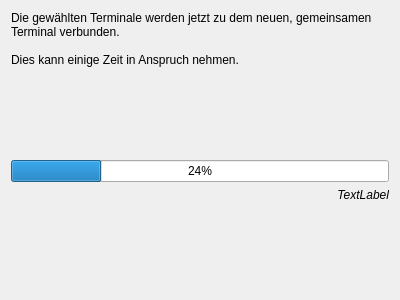
Before: the Qt Designer form simon/src/simonmodelmanagementui/MergeTerminals/mergeterminalsworkingpage.ui in KDE/simon, drawn with Qt 5.
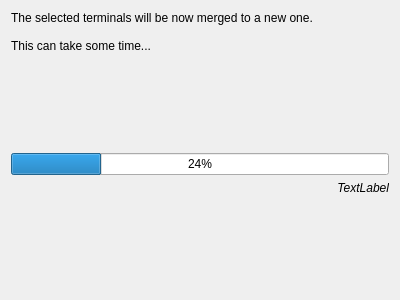
After: the same form once the commit is applied.

Patch:
```diff
--- a/simon/src/simonmodelmanagementui/MergeTerminals/mergeterminalsworkingpage.ui
+++ b/simon/src/simonmodelmanagementui/MergeTerminals/mergeterminalsworkingpage.ui
@@ -16,9 +16,9 @@
    <item>
     <widget class="QLabel" name="lbDesc" >
      <property name="text" >
-      <string>Die gewählten Terminale werden jetzt zu dem neuen, gemeinsamen Terminal verbunden.
+      <string>The selected terminals will be now merged to a new one.
 
-Dies kann einige Zeit in Anspruch nehmen.</string>
+This can take some time...</string>
      </property>
      <property name="wordWrap" >
       <bool>true</bool>
```
Left out of the diff: 4 changed lines with no effect on the pictures.
